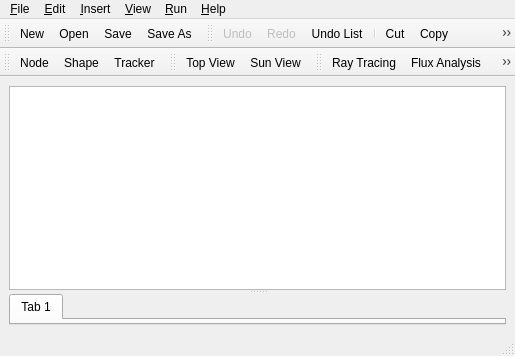
Old version of the form source/application/main/MainWindow.ui in the repository CST-Modelling-Tools/TonatiuhPP.
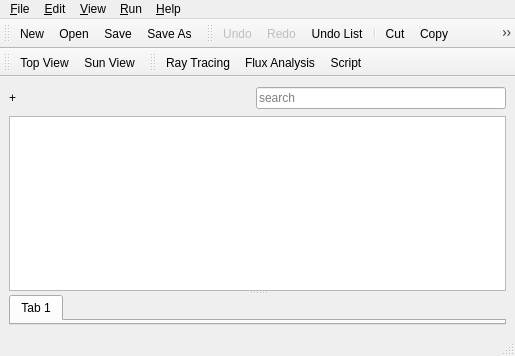
New version of the form. Icons and pictures are not drawn. Custom widgets are drawn as their Qt base class.

Commit message: Menu Insert moved to SceneView

```diff
--- a/source/application/main/MainWindow.ui
+++ b/source/application/main/MainWindow.ui
@@ -14,9 +14,9 @@
    <bool>true</bool>
   </property>
   <widget class="QWidget" name="centralWidget">
-   <layout class="QVBoxLayout">
+   <layout class="QVBoxLayout" name="verticalLayout_2">
     <item>
-     <widget class="QSplitter" name="horizontalSplitter">
+     <widget class="QSplitter" name="splitterH">
       <property name="orientation">
        <enum>Qt::Horizontal</enum>
       </property>
@@ -24,16 +24,124 @@
        <property name="orientation">
         <enum>Qt::Vertical</enum>
        </property>
-       <widget class="SceneView" name="sceneView">
-        <property name="acceptDrops">
-         <bool>true</bool>
+       <widget class="QWidget" name="widget" native="true">
+        <property name="styleSheet">
+         <string notr="true">QPushButton {  
+border: none;
+padding: 5;
+}   
+
+QPushButton:hover {
+background-color: #d7e3ed;
+}  
+</string>
         </property>
-        <property name="dragEnabled">
-         <bool>true</bool>
-        </property>
-        <property name="dragDropMode">
-         <enum>QAbstractItemView::DragDrop</enum>
-        </property>
+        <layout class="QVBoxLayout" name="verticalLayout">
+         <property name="leftMargin">
+          <number>0</number>
+         </property>
+         <property name="topMargin">
+          <number>0</number>
+         </property>
+         <property name="rightMargin">
+          <number>0</number>
+         </property>
+         <property name="bottomMargin">
+          <number>0</number>
+         </property>
+         <item>
+          <layout class="QHBoxLayout" name="horizontalLayout" stretch="0,0,0,0,0,1">
+           <property name="spacing">
+            <number>0</number>
+           </property>
+           <item>
+            <widget class="QLabel" name="label">
+             <property name="text">
+              <string>+ </string>
+             </property>
+            </widget>
+           </item>
+           <item>
+            <widget class="QPushButton" name="buttonInsertNode">
+             <property name="toolTip">
+              <string>Add Node</string>
+             </property>
+             <property name="icon">
+              <iconset resource="../resources.qrc">
+               <normaloff>:/images/scene/nodeGroup.png</normaloff>:/images/scene/nodeGroup.png</iconset>
+             </property>
+             <property name="flat">
+              <bool>true</bool>
+             </property>
+            </widget>
+           </item>
+           <item>
+            <widget class="QPushButton" name="buttonInsertShape">
+             <property name="toolTip">
+              <string>Add Shape</string>
+             </property>
+             <property name="icon">
+              <iconset resource="../resources.qrc">
+               <normaloff>:/images/scene/nodeShape.png</normaloff>:/images/scene/nodeShape.png</iconset>
+             </property>
+            </widget>
+           </item>
+           <item>
+            <widget class="QPushButton" name="buttonInsertTracker">
+             <property name="toolTip">
+              <string>Add Tracker</string>
+             </property>
+             <property name="icon">
+              <iconset resource="../resources.qrc">
+               <normaloff>:/images/scene/nodeTracker.png</normaloff>:/images/scene/nodeTracker.png</iconset>
+             </property>
+            </widget>
+           </item>
+           <item>
+            <spacer name="horizontalSpacer">
+             <property name="orientation">
+              <enum>Qt::Horizontal</enum>
+             </property>
+             <property name="sizeHint" stdset="0">
+              <size>
+               <width>40</width>
+               <height>0</height>
+              </size>
+             </property>
+            </spacer>
+           </item>
+           <item>
+            <widget class="QLineEdit" name="lineEdit">
+             <property name="maximumSize">
+              <size>
+               <width>250</width>
+               <height>16777215</height>
+              </size>
+             </property>
+             <property name="placeholderText">
+              <string>search</string>
+             </property>
+             <property name="clearButtonEnabled">
+              <bool>true</bool>
+             </property>
+            </widget>
+           </item>
+          </layout>
+         </item>
+         <item>
+          <widget class="SceneView" name="sceneView">
+           <property name="acceptDrops">
+            <bool>true</bool>
+           </property>
+           <property name="dragEnabled">
+            <bool>true</bool>
+           </property>
+           <property name="dragDropMode">
+            <enum>QAbstractItemView::DragDrop</enum>
+           </property>
+          </widget>
+         </item>
+        </layout>
        </widget>
        <widget class="ParametersTabs" name="parametersTabs">
         <widget class="QWidget" name="tab">
@@ -113,20 +221,6 @@
     <addaction name="separator"/>
     <addaction name="actionQuadView"/>
    </widget>
-   <widget class="QMenu" name="menuInsert">
-    <property name="title">
-     <string>&amp;Insert</string>
-    </property>
-    <widget class="QMenu" name="menuComponent">
-     <property name="title">
-      <string>Component</string>
-     </property>
-     <addaction name="separator"/>
-    </widget>
-    <addaction name="menuComponent"/>
-    <addaction name="actionUserComponent"/>
-    <addaction name="actionSaveComponent"/>
-   </widget>
    <widget class="QMenu" name="menuRun">
     <property name="title">
      <string>&amp;Run</string>
@@ -152,7 +246,6 @@
    </widget>
    <addaction name="menuFile"/>
    <addaction name="menuEdit"/>
-   <addaction name="menuInsert"/>
    <addaction name="menuView"/>
    <addaction name="menuRun"/>
    <addaction name="menuHelp"/>
@@ -196,20 +289,6 @@
    <addaction name="actionEditPasteLink"/>
    <addaction name="actionEditDelete"/>
   </widget>
-  <widget class="QToolBar" name="insertToolBar">
-   <property name="windowTitle">
-    <string>Insert</string>
-   </property>
-   <attribute name="toolBarArea">
-    <enum>TopToolBarArea</enum>
-   </attribute>
-   <attribute name="toolBarBreak">
-    <bool>true</bool>
-   </attribute>
-   <addaction name="actionInsertNode"/>
-   <addaction name="actionInsertShape"/>
-   <addaction name="actionInsertTracker"/>
-  </widget>
   <widget class="QToolBar" name="viewToolBar">
    <property name="windowTitle">
     <string>View</string>
@@ -218,7 +297,7 @@
     <enum>TopToolBarArea</enum>
    </attribute>
    <attribute name="toolBarBreak">
-    <bool>false</bool>
+    <bool>true</bool>
    </attribute>
    <addaction name="actionViewTop"/>
    <addaction name="actionViewSun"/>
```
Left out of the diff: 37 changed lines with no effect on the pictures. The commit also changes 7 other files.
